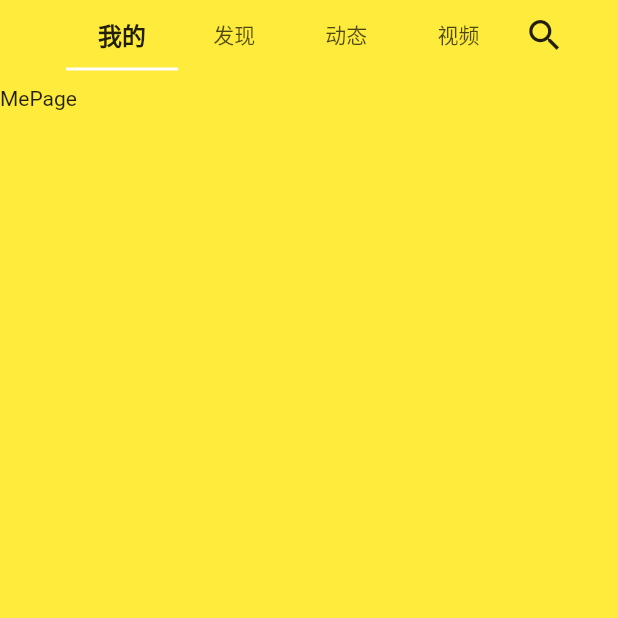
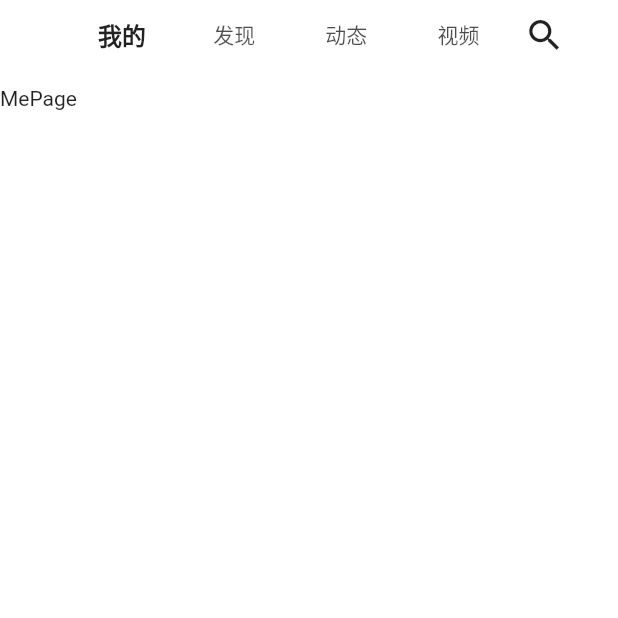
Before and after one commit to zmj0920/flutter_music, a Flutter app: the HomePage screen opened directly, on a phone screen of 412 x 824 dp, the top half of it. Run offline on Flutter 3.47's test engine with Material 2 defaults, Android fonts, the phone set to English and light mode, and no system bars; our stand-ins replace cookie_jar, dio, dio_cookie_manager, extended_image, fluro, flutter_screenutil and 3 more; accounts and stored records are empty; statements that could not run were skipped.

Commit message:
update home

```diff
--- a/lib/main.dart
+++ b/lib/main.dart
@@ -1,5 +1,6 @@
 import 'package:fluro/fluro.dart';
 import 'package:flutter/material.dart';
+import 'package:flutter/services.dart';
 import 'package:flutter_music/application.dart';
 import 'package:flutter_music/pages/splash_page.dart';
 import 'package:flutter_music/provider/user_model.dart';
--- a/lib/pages/home/home_page.dart
+++ b/lib/pages/home/home_page.dart
@@ -25,13 +25,13 @@ class _HomePageState extends State<HomePage> with TickerProviderStateMixin {
   Widget build(BuildContext context) {
     return Scaffold(
       // 设置没有高度的 appbar，目的是为了设置状态栏的颜色
-      appBar: PreferredSize(
-        child: AppBar(
-          elevation: 0,
-        ),
-        preferredSize: Size.zero,
-      ),
-      backgroundColor: Colors.yellow,
+      // appBar: PreferredSize(
+      //   child: AppBar(
+      //     elevation: 0,
+      //   ),
+      //   preferredSize: Size.zero,
+      // ),
+      backgroundColor: Colors.white,
       //SafeArea解决不规则屏幕的显示问题
       body: SafeArea(
         bottom: false,
```
